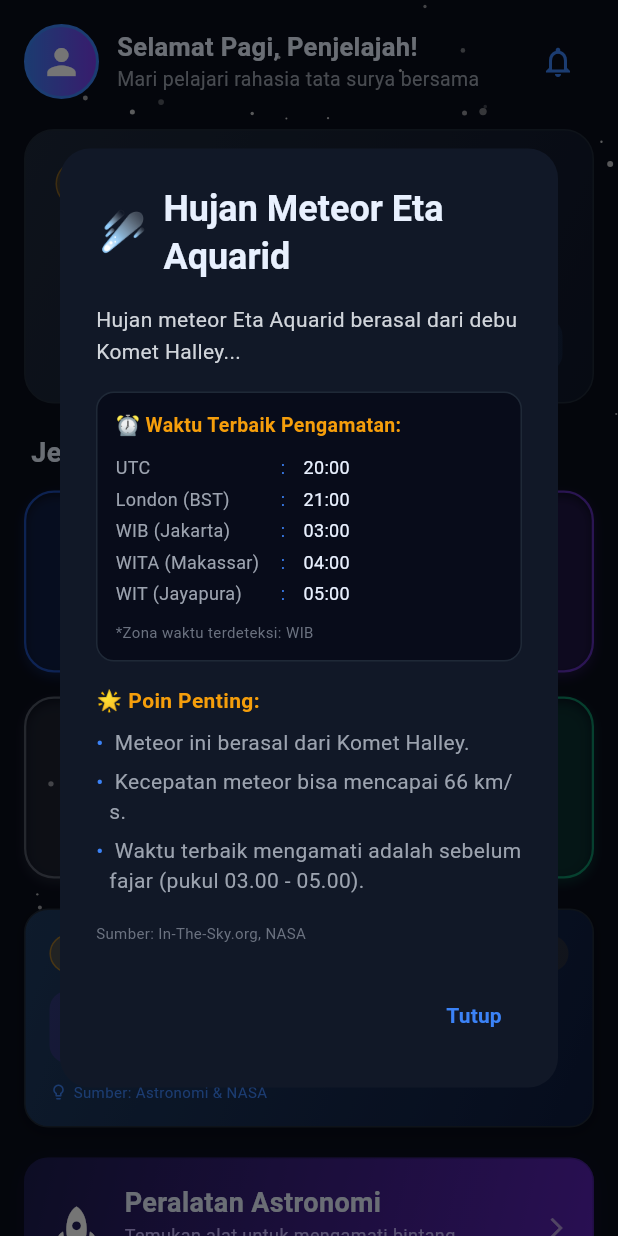
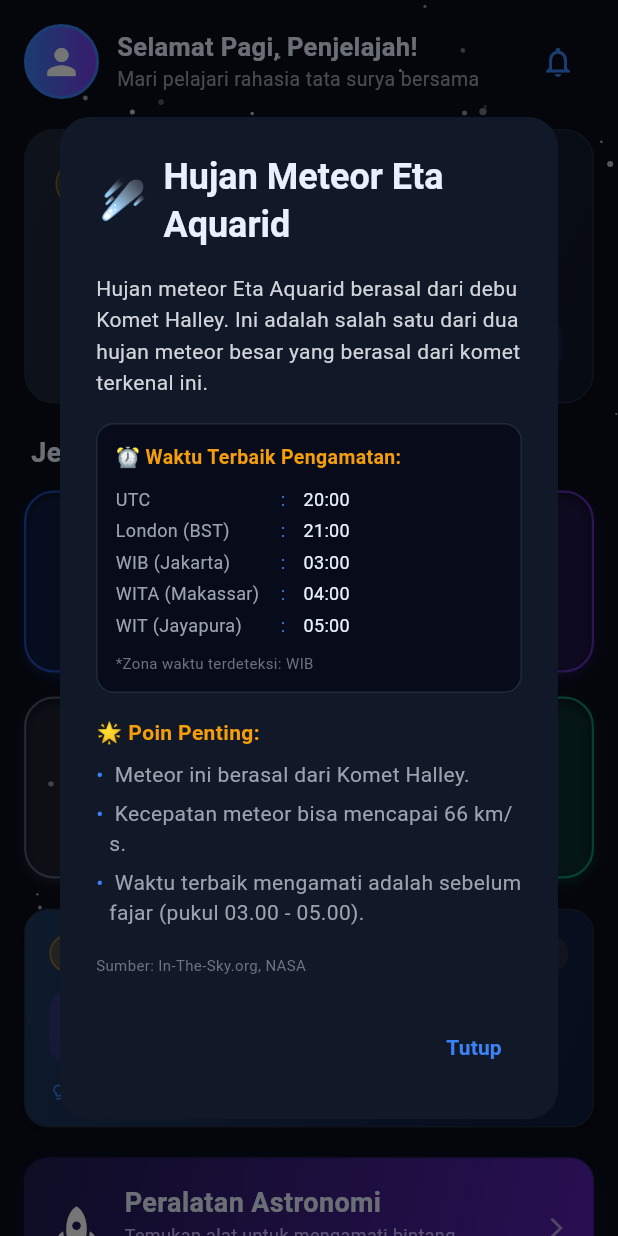
Before and after one commit to mandltf/astroEdu, a Flutter app: the HomeScreen screen opened directly, after a tap on "Lihat Detail", on a phone screen of 412 x 824 dp. Run offline on Flutter 3.47's test engine with Material 3 defaults, Android fonts, the phone set to English and light mode, and no system bars; our stand-ins replace flutter_local_notifications, geolocator, google_generative_ai, image_picker, local_auth, sensors_plus and 3 more; missing offline and left inert: encrypt; accounts and stored records are empty.

Commit message:
simpan data fenomena ke db
Co-authored-by: Copilot <copilot@github.com>

```diff
--- a/lib/models/fenomena_model.dart
+++ b/lib/models/fenomena_model.dart
@@ -1,21 +1,49 @@
 class FenomenaModel {
-  final int id;
+  final int? id;
   final String nama;
   final String tanggal;
   final String deskripsiSingkat;
   final String deskripsiLengkap;
   final List<String> poinPelajaran;
   final String sumber;
-  final String waktuTerbaikUtc; // Tambahan: waktu terbaik dalam UTC (misal "21:00")
+  final String waktuTerbaikUtc;
 
   FenomenaModel({
-    required this.id,
+    this.id,
     required this.nama,
     required this.tanggal,
     required this.deskripsiSingkat,
     required this.deskripsiLengkap,
     required this.poinPelajaran,
     required this.sumber,
-    required this.waktuTerbaikUtc, // Wajib diisi
+    required this.waktuTerbaikUtc,
   });
+
+  // Convert to Map for database
+  Map<String, dynamic> toMap() {
+    return {
+      if (id != null) 'id': id,
+      'nama': nama,
+      'tanggal': tanggal,
+      'deskripsi_singkat': deskripsiSingkat,
+      'deskripsi_lengkap': deskripsiLengkap,
+      'poin_pelajaran': poinPelajaran.join('|'),
+      'sumber': sumber,
+      'waktu_terbaik_utc': waktuTerbaikUtc,
+    };
+  }
+
+  // Create from Map (from database)
+  factory FenomenaModel.fromMap(Map<String, dynamic> map) {
+    return FenomenaModel(
+      id: map['id'] as int?,
+      nama: map['nama'] as String,
+      tanggal: map['tanggal'] as String,
+      deskripsiSingkat: map['deskripsi_singkat'] as String,
+      deskripsiLengkap: map['deskripsi_lengkap'] as String,
+      poinPelajaran: (map['poin_pelajaran'] as String).split('|'),
+      sumber: map['sumber'] as String,
+      waktuTerbaikUtc: map['waktu_terbaik_utc'] as String,
+    );
+  }
 }
--- a/lib/services/local/database_helper.dart
+++ b/lib/services/local/database_helper.dart
@@ -88,6 +88,19 @@ class DatabaseHelper {
         kesan TEXT,
         updated_at TEXT NOT NULL,
         FOREIGN KEY (user_id) REFERENCES users (id)
+      )
+    ''');
+
+    await db.execute('''
+      CREATE TABLE fenomena (
+        id INTEGER PRIMARY KEY AUTOINCREMENT,
+        nama TEXT NOT NULL UNIQUE,
+        tanggal TEXT NOT NULL,
+        deskripsi_singkat TEXT NOT NULL,
+        deskripsi_lengkap TEXT NOT NULL,
+        poin_pelajaran TEXT NOT NULL,
+        sumber TEXT NOT NULL,
+        waktu_terbaik_utc TEXT NOT NULL
       )
     ''');
   }
@@ -243,6 +256,43 @@ class DatabaseHelper {
     return results.isNotEmpty ? results.first : null;
   }
 
+  // FENOMENA
+  Future<int> insertFenomena(Map<String, dynamic> fenomena) async {
+    final db = await database;
+    return await db.insert('fenomena', fenomena);
+  }
+
+  Future<int> insertFenomenaIfNotExists(Map<String, dynamic> fenomena) async {
+    final db = await database;
+    final exists = await db.query('fenomena',
+        where: 'nama = ?', whereArgs: [fenomena['nama']]);
+    if (exists.isEmpty) {
+      return await db.insert('fenomena', fenomena);
+    }
+    return 0;
+  }
+
+  Future<List<Map<String, dynamic>>> getAllFenomena() async {
+    final db = await database;
+    return await db.query('fenomena', orderBy: 'tanggal ASC');
+  }
+
+  Future<Map<String, dynamic>?> getFenomenaById(int id) async {
+    final db = await database;
+    final results = await db.query('fenomena', where: 'id = ?', whereArgs: [id]);
+    return results.isNotEmpty ? results.first : null;
+  }
+
+  Future<int> updateFenomena(int id, Map<String, dynamic> fenomena) async {
+    final db = await database;
+    return await db.update('fenomena', fenomena, where: 'id = ?', whereArgs: [id]);
+  }
+
+  Future<int> deleteFenomena(int id) async {
+    final db = await database;
+    return await db.delete('fenomena', where: 'id = ?', whereArgs: [id]);
+  }
+
   Future close() async {
     final db = await database;
     db.close();
--- a/lib/services/local/fenomena_service.dart
+++ b/lib/services/local/fenomena_service.dart
@@ -1,127 +1,130 @@
 import '../../models/fenomena_model.dart';
+import 'database_helper.dart';
 
 class FenomenaService {
   static final FenomenaService _instance = FenomenaService._internal();
   FenomenaService._internal();
   static FenomenaService get instance => _instance;
 
-  final List<FenomenaModel> _fenomenaList = [
-    FenomenaModel(
-      id: 1,
-      nama: "Gerhana Bulan Total / Blood Moon",
-      tanggal: "2026-03-03",
-      deskripsiSingkat: "Bulan tampak merah total saat masuk umbra Bumi.",
-      deskripsiLengkap: "Gerhana Bulan Total terjadi saat Bulan, Bumi, dan Matahari sejajar...",
-      poinPelajaran: [
-        " Gerhana Bulan terjadi saat Bumi berada di antara Matahari dan Bulan.",
-        " Warna merah terjadi karena hamburan Rayleigh di atmosfer Bumi.",
-        " Gerhana bulan aman dilihat tanpa pelindung mata.",
-      ],
-      sumber: "BMKG, NASA",
-      waktuTerbaikUtc: "18:00", // Contoh waktu puncak gerhana
-    ),
-    FenomenaModel(
-      id: 2,
-      nama: "Hujan Meteor Lyrid",
-      tanggal: "2026-04-22",
-      deskripsiSingkat: "Hujan meteor Lyrid, puncaknya 22-23 April.",
-      deskripsiLengkap: "Lyrid adalah salah satu hujan meteor tertua yang diketahui...",
-      poinPelajaran: [
-        " Meteor adalah debu/komet yang terbakar saat masuk atmosfer Bumi.",
-        " Lyrid terjadi setiap tahun pada bulan April.",
-        " Puncak terbaik diamati dari lokasi gelap setelah tengah malam.",
-      ],
-      sumber: "In-The-Sky.org, NASA",
-      waktuTerbaikUtc: "02:00", // Waktu terbaik setelah tengah malam UTC
-    ),
-    FenomenaModel(
-      id: 3,
-      nama: "Hujan Meteor Eta Aquarid",
-      tanggal: "2026-05-05",
-      deskripsiSingkat: "Hujan meteor Eta Aquarid, puncaknya 5-6 Mei.",
-      deskripsiLengkap: "Hujan meteor Eta Aquarid berasal dari debu Komet Halley...",
-      poinPelajaran: [
-        " Meteor ini berasal dari Komet Halley.",
-        " Kecepatan meteor bisa mencapai 66 km/s.",
-        " Waktu terbaik mengamati adalah sebelum fajar (pukul 03.00 - 05.00).",
-      ],
-      sumber: "In-The-Sky.org, NASA",
-      waktuTerbaikUtc: "20:00", // Waktu terbaik untuk pengamat di Indonesia (UTC 20:00 = WIB 03:00)
-    ),
-    // ... tambahkan waktuTerbaikUtc untuk semua fenomena lainnya
-    FenomenaModel(
-      id: 4,
-      nama: "Hujan Meteor Perseid",
-      tanggal: "2026-08-12",
-      deskripsiSingkat: "Hujan meteor Perseid, puncaknya 12-13 Agustus.",
-      deskripsiLengkap: "Perseid adalah hujan meteor paling populer...",
-      poinPelajaran: [
-        " Meteor Perseid berasal dari rasi Perseus.",
-        " Komet induknya adalah Swift-Tuttle.",
-        " Waktu terbaik mengamati mulai tengah malam hingga subuh.",
-      ],
-      sumber: "In-The-Sky.org, NASA",
-      waktuTerbaikUtc: "21:00",
-    ),
-    FenomenaModel(
-      id: 5,
-      nama: "Hujan Meteor Geminid",
-      tanggal: "2026-12-13",
-      deskripsiSingkat: "Hujan meteor Geminid, puncaknya 13-14 Desember.",
-      deskripsiLengkap: "Geminid sering disebut sebagai hujan meteor terbaik...",
-      poinPelajaran: [
-        " Sumber Geminid adalah asteroid 3200 Phaethon.",
-        " Meteor ini bisa terlihat dari Indonesia mulai malam hingga dini hari.",
-        " Puncak aktivitas hingga 150 meteor per jam di lokasi tanpa polusi cahaya.",
-      ],
-      sumber: "NASA, Starwalk",
-      waktuTerbaikUtc: "22:00",
-    ),
-    FenomenaModel(
-      id: 6,
-      nama: "Supermoon Pertama",
-      tanggal: "2026-08-01",
-      deskripsiSingkat: "Supermoon: Bulan tampak lebih besar dan terang.",
-      deskripsiLengkap: "Supermoon terjadi saat bulan purnama bertepatan dengan perigee...",
-      poinPelajaran: [
-        " Bulan purnama di perigee (jarak terdekat).",
-        " Tampak lebih besar dan terang dari biasanya.",
-        " Dapat diamati dengan mata telanjang sepanjang malam.",
-      ],
-      sumber: "NASA, BMKG",
-      waktuTerbaikUtc: "12:00", // Tengah malam? Sesuaikan
-    ),
+  bool _initialized = false;
+
+  // Data statis untuk seed
+  final List<Map<String, dynamic>> _seedData = [
+    {
+      'nama': "Gerhana Bulan Total / Blood Moon",
+      'tanggal': "2026-03-03",
+      'deskripsi_singkat': "Bulan tampak merah total saat masuk umbra Bumi.",
+      'deskripsi_lengkap':
+          "Gerhana Bulan Total terjadi saat Bulan, Bumi, dan Matahari sejajar dalam satu garis lurus. Saat itu, Bulan akan masuk ke dalam bayangan umbra Bumi dan akan tampak berwarna merah gelap. Warna merah ini disebabkan oleh cahaya Matahari yang dibiaskan oleh atmosfer Bumi.",
+      'poin_pelajaran':
+          " Gerhana Bulan terjadi saat Bumi berada di antara Matahari dan Bulan.| Warna merah terjadi karena hamburan Rayleigh di atmosfer Bumi.| Gerhana bulan aman dilihat tanpa pelindung mata.",
+      'sumber': "BMKG, NASA",
+      'waktu_terbaik_utc': "18:00",
+    },
+    {
+      'nama': "Hujan Meteor Lyrid",
+      'tanggal': "2026-04-22",
+      'deskripsi_singkat': "Hujan meteor Lyrid, puncaknya 22-23 April.",
+      'deskripsi_lengkap':
+          "Lyrid adalah salah satu hujan meteor tertua yang diketahui, telah diamati selama lebih dari 2000 tahun. Hujan meteor ini terjadi ketika Bumi melewati jalur debu yang ditinggalkan oleh komet C/1861 G1 Thatcher.",
+      'poin_pelajaran':
+          " Meteor adalah debu/komet yang terbakar saat masuk atmosfer Bumi.| Lyrid terjadi setiap tahun pada bulan April.| Puncak terbaik diamati dari lokasi gelap setelah tengah malam.",
+      'sumber': "In-The-Sky.org, NASA",
+      'waktu_terbaik_utc': "02:00",
+    },
+    {
+      'nama': "Hujan Meteor Eta Aquarid",
+      'tanggal': "2026-05-05",
+      'deskripsi_singkat': "Hujan meteor Eta Aquarid, puncaknya 5-6 Mei.",
+      'deskripsi_lengkap':
+          "Hujan meteor Eta Aquarid berasal dari debu Komet Halley. Ini adalah salah satu dari dua hujan meteor besar yang berasal dari komet terkenal ini.",
+      'poin_pelajaran':
+          " Meteor ini berasal dari Komet Halley.| Kecepatan meteor bisa mencapai 66 km/s.| Waktu terbaik mengamati adalah sebelum fajar (pukul 03.00 - 05.00).",
+      'sumber': "In-The-Sky.org, NASA",
+      'waktu_terbaik_utc': "20:00",
+    },
+    {
+      'nama': "Hujan Meteor Perseid",
+      'tanggal': "2026-08-12",
+      'deskripsi_singkat': "Hujan meteor Perseid, puncaknya 12-13 Agustus.",
+      'deskripsi_lengkap':
+          "Perseid adalah hujan meteor paling populer dan paling terang. Hujan meteor ini terjadi ketika Bumi melewati jalur debu yang ditinggalkan oleh komet Swift-Tuttle.",
+      'poin_pelajaran':
+          " Meteor Perseid berasal dari rasi Perseus.| Komet induknya adalah Swift-Tuttle.| Waktu terbaik mengamati mulai tengah malam hingga subuh.",
+      'sumber': "In-The-Sky.org, NASA",
+      'waktu_terbaik_utc': "21:00",
+    },
+    {
+      'nama': "Hujan Meteor Geminid",
+      'tanggal': "2026-12-13",
+      'deskripsi_singkat': "Hujan meteor Geminid, puncaknya 13-14 Desember.",
+      'deskripsi_lengkap':
+          "Geminid sering disebut sebagai hujan meteor terbaik tahun ini. Hujan meteor ini berasal dari asteroid 3200 Phaethon, yang jarang diketahui.",
+      'poin_pelajaran':
+          " Sumber Geminid adalah asteroid 3200 Phaethon.| Meteor ini bisa terlihat dari Indonesia mulai malam hingga dini hari.| Puncak aktivitas hingga 150 meteor per jam di lokasi tanpa polusi cahaya.",
+      'sumber': "NASA, Starwalk",
+      'waktu_terbaik_utc': "22:00",
+    },
+    {
+      'nama': "Supermoon Pertama",
+      'tanggal': "2026-08-01",
+      'deskripsi_singkat': "Supermoon: Bulan tampak lebih besar dan terang.",
+      'deskripsi_lengkap':
+          "Supermoon terjadi saat bulan purnama bertepatan dengan perigee (jarak terdekat Bulan ke Bumi). Saat ini, Bulan akan tampak 14% lebih besar dan 30% lebih terang dari bulan purnama normal.",
+      'poin_pelajaran':
+          " Bulan purnama di perigee (jarak terdekat).| Tampak lebih besar dan terang dari biasanya.| Dapat diamati dengan mata telanjang sepanjang malam.",
+      'sumber': "NASA, BMKG",
+      'waktu_terbaik_utc': "12:00",
+    },
   ];
 
-  List<FenomenaModel> get semuaFenomena => _fenomenaList;
+  Future<void> _seedDatabase() async {
+    if (_initialized) return;
 
-  FenomenaModel? getFenomenaById(int id) {
-    try {
-      return _fenomenaList.firstWhere((f) => f.id == id);
-    } catch (e) {
-      return null;
+    final db = DatabaseHelper.instance;
+    for (var fenomena in _seedData) {
+      await db.insertFenomenaIfNotExists(fenomena);
     }
+    _initialized = true;
   }
 
-  // Mencari fenomena yang paling dekat dengan tanggal tertentu.
-  // Jika tidak ada yang persis, pilih yang terdekat di masa depan.
-  FenomenaModel? getFenomenaTerdekat(DateTime tanggal, {bool hanyaTanggalSama = true}) {
+  Future<List<FenomenaModel>> get semuaFenomena async {
+    await _seedDatabase();
+    final db = DatabaseHelper.instance;
+    final data = await db.getAllFenomena();
+    return data.map((f) => FenomenaModel.fromMap(f)).toList();
+  }
+
+  Future<FenomenaModel?> getFenomenaById(int id) async {
+    await _seedDatabase();
+    final db = DatabaseHelper.instance;
+    final data = await db.getFenomenaById(id);
+    return data != null ? FenomenaModel.fromMap(data) : null;
+  }
+
+  Future<int> addFenomena(FenomenaModel fenomena) async {
+    final db = DatabaseHelper.instance;
+    return await db.insertFenomena(fenomena.toMap());
+  }
+
+  Future<FenomenaModel?> getFenomenaTerdekat(DateTime tanggal, {bool hanyaTanggalSama = true}) async {
+    await _seedDatabase();
+    final semua = await semuaFenomena;
+
     if (hanyaTanggalSama) {
-      // Cari yang tanggalnya persis sama
       final tanggalString = tanggal.toIso8601String().split('T')[0];
-      final fenomenaHariIni = _fenomenaList.firstWhere(
-        (f) => f.tanggal == tanggalString,
-        orElse: () => _fenomenaList.firstWhere(
+      try {
+        return semua.firstWhere((f) => f.tanggal == tanggalString);
+      } catch (e) {
+        return semua.firstWhere(
           (f) => DateTime.parse(f.tanggal).isAfter(tanggal),
-          orElse: () => _fenomenaList.last,
-        ),
-      );
-      return fenomenaHariIni;
+          orElse: () => semua.last,
+        );
+      }
     } else {
-      // Cari yang paling mendekati (bisa sebelum atau sesudah)
       FenomenaModel? terdekat;
       Duration? selisihTerkecil;
-      for (var fenomena in _fenomenaList) {
+      for (var fenomena in semua) {
         final diff = (DateTime.parse(fenomena.tanggal).difference(tanggal)).abs();
         if (selisihTerkecil == null || diff < selisihTerkecil) {
           selisihTerkecil = diff;
@@ -132,19 +135,19 @@ class FenomenaService {
     }
   }
 
-  // Spesifik: ambil fenomena yang sedang terjadi hari ini, atau yang terdekat.
-  FenomenaModel? getFenomenaHariIni() {
+  Future<FenomenaModel?> getFenomenaHariIni() async {
+    await _seedDatabase();
     final sekarang = DateTime.now();
     final tanggalString = sekarang.toIso8601String().split('T')[0];
+    final semua = await semuaFenomena;
 
-    // Jika ada fenomena tepat hari ini, tampilkan.
-    final fenomenaSekarang = _fenomenaList.firstWhere(
-      (f) => f.tanggal == tanggalString,
-      orElse: () => _fenomenaList.firstWhere(
+    try {
+      return semua.firstWhere((f) => f.tanggal == tanggalString);
+    } catch (e) {
+      return semua.firstWhere(
         (f) => DateTime.parse(f.tanggal).isAfter(sekarang),
-        orElse: () => _fenomenaList.last,
-      ),
-    );
-    return fenomenaSekarang;
+        orElse: () => semua.last,
+      );
+    }
   }
 }
--- a/lib/views/screens/home/home_screen.dart
+++ b/lib/views/screens/home/home_screen.dart
@@ -81,7 +81,7 @@ class _HomeScreenState extends State<HomeScreen> {
   Future<void> _loadFenomenaHariIni() async {
     setState(() => _loadingFenomena = true);
     await Future.delayed(const Duration(milliseconds: 200));
-    final fenomena = FenomenaService.instance.getFenomenaHariIni();
+    final fenomena = await FenomenaService.instance.getFenomenaHariIni();
     if (mounted) {
       setState(() {
         _fenomenaHariIni = fenomena;
```
